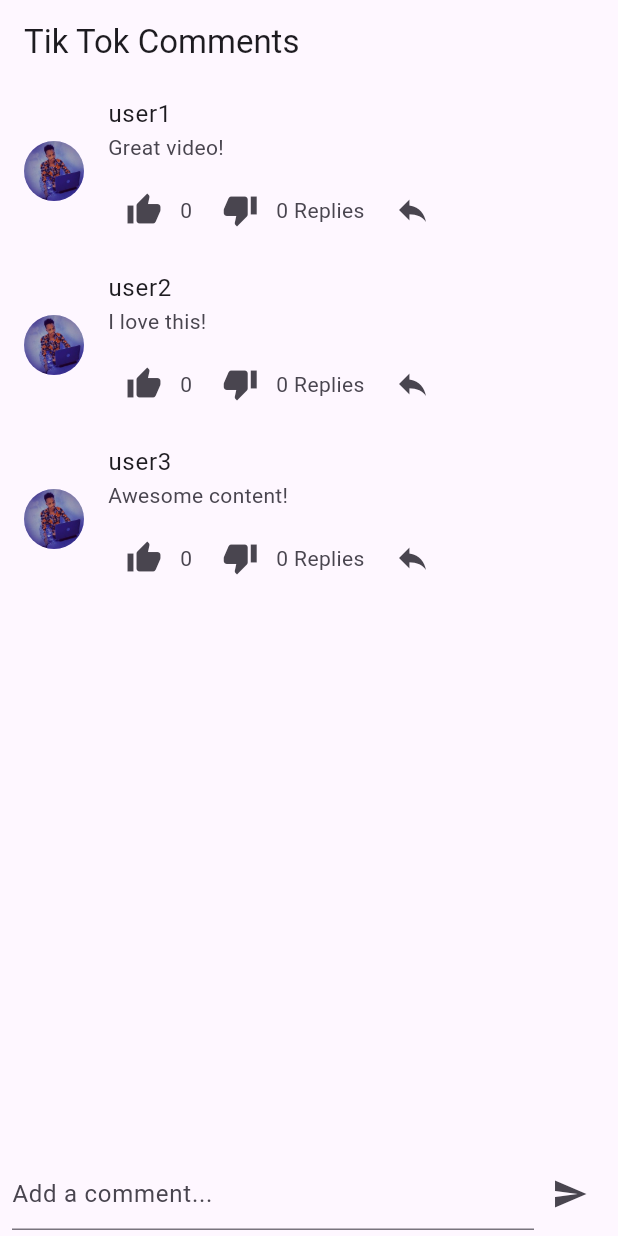
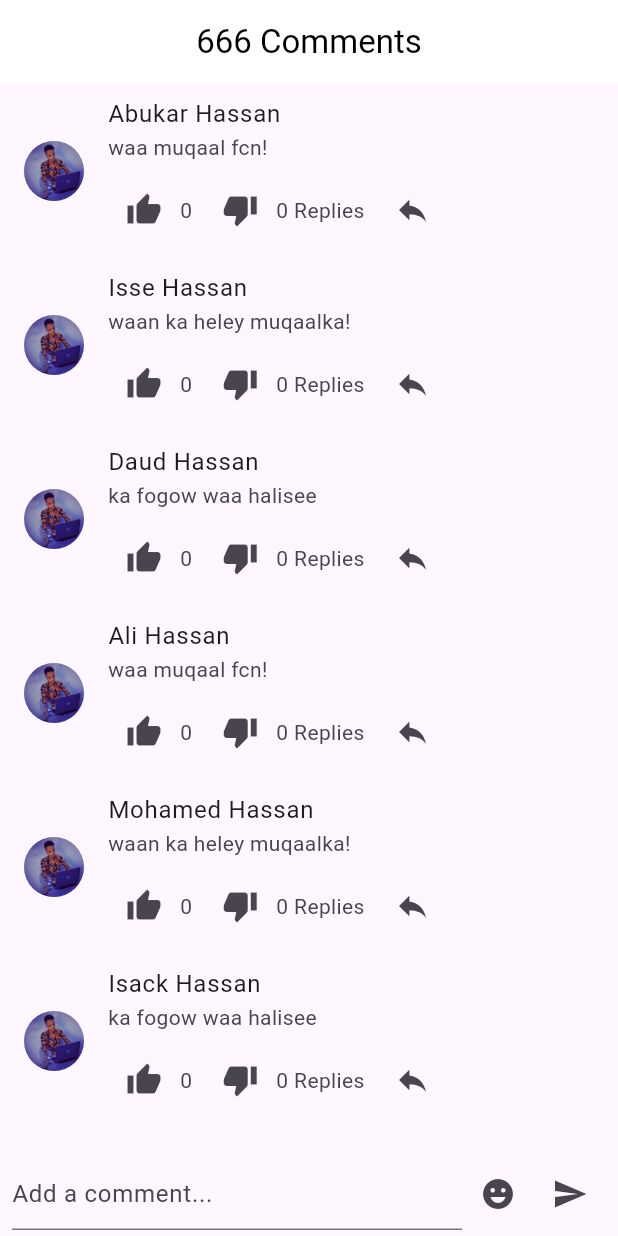
Before and after one commit to Abukar-Hassan-Salah/FlutterDart, a Flutter app: the TikTokCommentClone screen opened directly, on a phone screen of 412 x 824 dp. Run offline on Flutter 3.47's test engine with Material 3 defaults, Android fonts, the phone set to English and light mode, and no system bars; our stand-ins replace flutter_spinkit, webview_flutter.

Commit message:
tiktok comments

```diff
--- a/helloword/lib/comments.dart
+++ b/helloword/lib/commentsassign.dart
@@ -25,9 +25,12 @@ class TikTokCommentClone extends StatefulWidget {
 
 class _TikTokCommentCloneState extends State<TikTokCommentClone> {
   List<Comment> comments = [
-    Comment(username: 'user1', comment: 'Great video!'),
-    Comment(username: 'user2', comment: 'I love this!'),
-    Comment(username: 'user3', comment: 'Awesome content!'),
+    Comment(username: 'Abukar Hassan', comment: 'waa muqaal fcn!'),
+    Comment(username: 'Isse Hassan', comment: 'waan ka heley muqaalka!'),
+    Comment(username: 'Daud Hassan', comment: 'ka fogow waa halisee'),
+    Comment(username: 'Ali Hassan', comment: 'waa muqaal fcn!'),
+    Comment(username: 'Mohamed Hassan', comment: 'waan ka heley muqaalka!'),
+    Comment(username: 'Isack Hassan', comment: 'ka fogow waa halisee'),
   ];
 
   TextEditingController _commentController = TextEditingController();
@@ -38,6 +41,11 @@ class _TikTokCommentCloneState extends State<TikTokCommentClone> {
       if (commentText.isNotEmpty) {
         Comment newComment =
             Comment(username: 'Abukar Hassan Salah', comment: commentText);
+        Comment(username: 'Isse Hassan Salah', comment: commentText);
+        Comment(username: 'Daud Hassan Salah', comment: commentText);
+        Comment(username: 'Ali Hassan Salah', comment: commentText);
+        Comment(username: 'Mohamed Hassan Salah', comment: commentText);
+        Comment(username: 'Isack Hassan Salah', comment: commentText);
         comments.add(newComment);
         _commentController.clear();
       }
@@ -83,11 +91,44 @@ class _TikTokCommentCloneState extends State<TikTokCommentClone> {
     });
   }
 
+  void _showEmojiBottomSheet() {
+    showModalBottomSheet(
+      context: context,
+      builder: (BuildContext context) {
+        return Container(
+          height: 200,
+          child: GridView.count(
+            crossAxisCount: 8,
+            children: List.generate(
+              32,
+              (index) {
+                return IconButton(
+                  icon: Text(String.fromCharCode(0x1F600 + index),
+                      style: TextStyle(fontSize: 20)),
+                  onPressed: () {
+                    // Handle emoji selection
+                    // Add your code here
+                  },
+                );
+              },
+            ),
+          ),
+        );
+      },
+    );
+  }
+
   @override
   Widget build(BuildContext context) {
     return Scaffold(
       appBar: AppBar(
-        title: const Text('Tik Tok Comments'),
+        elevation: 0,
+        backgroundColor: Colors.white,
+        title: const Center(
+            child: Text(
+          '666 Comments',
+          style: TextStyle(color: Colors.black),
+        )),
       ),
       body: Column(
         children: [
@@ -151,6 +192,10 @@ class _TikTokCommentCloneState extends State<TikTokCommentClone> {
                   ),
                 ),
                 IconButton(
+                  icon: const Icon(Icons.emoji_emotions),
+                  onPressed: _showEmojiBottomSheet,
+                ),
+                IconButton(
                   icon: const Icon(Icons.send),
                   onPressed: _addComment,
                 ),
```
